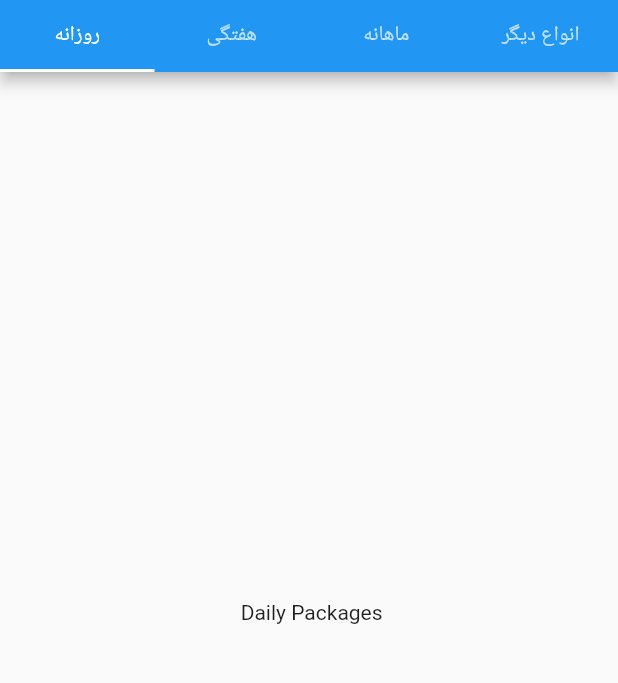
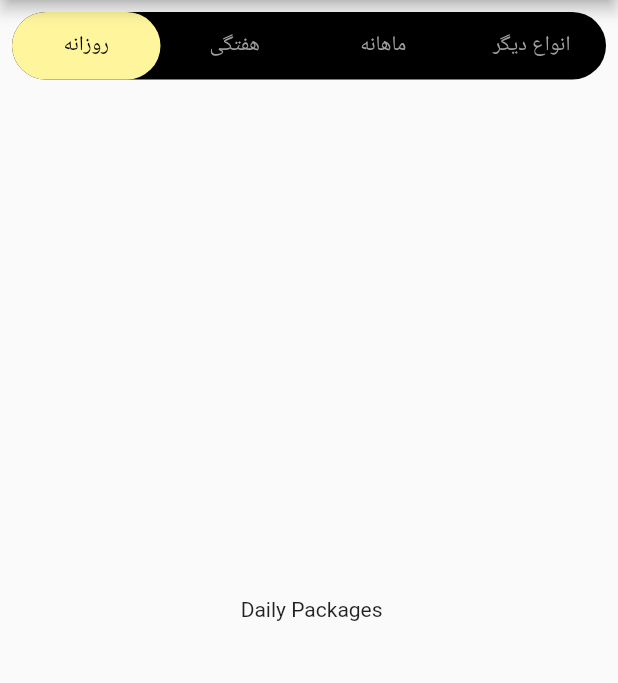
Before and after one commit to maryambehzi/flutterWidgets, a Flutter app: the screen it shows after launch, on a phone screen of 412 x 824 dp, the part 84-767 px from its top. Run offline on Flutter 3.47's test engine with Material 2 defaults, Android fonts, the phone set to English and light mode, and no system bars.

Commit message:
customizing tab bar

```diff
--- a/lib/main.dart
+++ b/lib/main.dart
@@ -36,22 +36,43 @@ class _MyHomePageState extends State<MyHomePage> {
       child: Scaffold(
         appBar: AppBar(
           title: Text('انتخاب بسته اینترنتی'),
-          bottom:  const TabBar(
-            tabs: [
+        ),
+        body: Padding(
+          padding: EdgeInsets.all(8.0),
+          child: Column(
+            children: [
+              Container(
+                alignment: AlignmentDirectional.topCenter,
+                height: 45,
+                decoration: BoxDecoration(
+                  color: Colors.black,
+                  borderRadius: BorderRadius.circular(25.0)
+                ),
+                child: TabBar(
+                  indicator: BoxDecoration(
+                    color: Colors.yellow[200],
+                    borderRadius: BorderRadius.circular(25.0),
+                  ),
+                  labelColor: Colors.black,
+                  unselectedLabelColor: Colors.grey,
+                  tabs: const [
                     Tab(text: 'روزانه',),
                     Tab(text: 'هفتگی',),
                     Tab(text: 'ماهانه',),
                     Tab(text: 'انواع دیگر',),
                   ],
+                ) ,
               ),
-        ),
-        body: TabBarView(
+              const Expanded(child: TabBarView(
                 children: [
                   DailyPackages(),
                   Center(child: Text('Weekly Packages'),),
                   Center(child: Text('Monthly Packages'),),
                   Center(child: Text('Other Packages'),),
                 ],
+              ))
+            ],
+          ),
         )
       ),
     );
```
Lines whose indentation alone changed are shown as unchanged.
